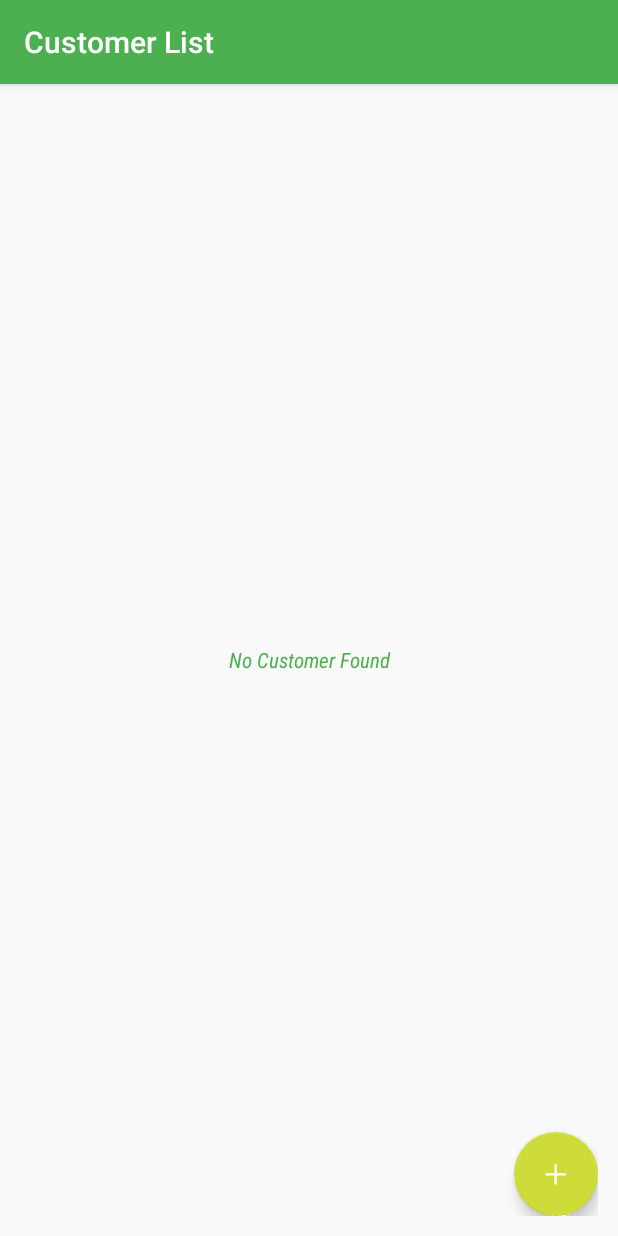
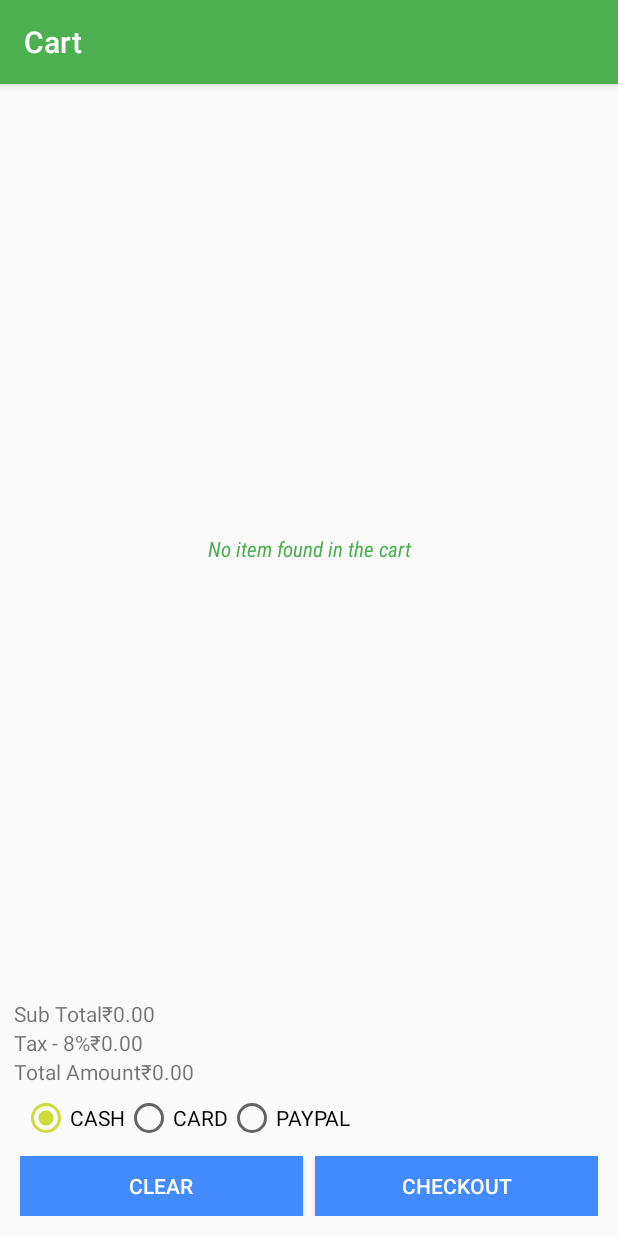
Before and after one commit to miumesh/ProtoShop-Android, an Android app: the screen it shows after launch (MainActivity), on a phone screen of 412 x 824 dp. Run offline under Robolectric (Android 15) with nearby library versions, the phone set to English and light mode, and no system bars; our stand-ins replace ButterKnife, Picasso.

Commit message:
Third Run - Done Creating Empty Cart Items

```diff
--- a/app/src/main/java/com/example/umesh/chintushop/common/MainActivity.java
+++ b/app/src/main/java/com/example/umesh/chintushop/common/MainActivity.java
@@ -12,6 +12,7 @@ import android.view.Menu;
 import android.view.MenuItem;
 
 import com.example.umesh.chintushop.R;
+import com.example.umesh.chintushop.ui.checkout.CheckoutFragment;
 import com.example.umesh.chintushop.ui.customerlist.CustomerListFragment;
 import com.example.umesh.chintushop.ui.productlist.ProductListFragment;
 
@@ -25,7 +26,8 @@ public class MainActivity extends AppCompatActivity {
         setSupportActionBar(toolbar);
 
         //openFragment(new ProductListFragment(), "Product List");
-        openFragment(new CustomerListFragment(), "Customer List");
+        //openFragment(new CustomerListFragment(), "Customer List");
+        openFragment(new CheckoutFragment(), "Cart");
 
 
     }
--- a/app/src/main/java/com/example/umesh/chintushop/ui/checkout/CheckoutFragment.java
+++ b/app/src/main/java/com/example/umesh/chintushop/ui/checkout/CheckoutFragment.java
@@ -3,18 +3,44 @@ package com.example.umesh.chintushop.ui.checkout;
 
 import android.os.Bundle;
 import android.support.v4.app.Fragment;
+import android.support.v7.widget.LinearLayoutManager;
+import android.support.v7.widget.RecyclerView;
 import android.view.LayoutInflater;
 import android.view.View;
 import android.view.ViewGroup;
+import android.widget.Button;
+import android.widget.RadioGroup;
+import android.widget.TextView;
 
 import com.example.umesh.chintushop.R;
+import com.example.umesh.chintushop.core.listeners.CartActionsListener;
+import com.example.umesh.chintushop.model.LineItem;
+
+import java.util.ArrayList;
+import java.util.List;
+
+import butterknife.Bind;
+import butterknife.ButterKnife;
 
 /**
  * A simple {@link Fragment} subclass.
  */
-public class CheckoutFragment extends Fragment {
+public class CheckoutFragment extends Fragment implements CartActionsListener {
 
     private View mRootView;
+    private CheckoutAdapter mAdapter;
+
+    @Bind(R.id.checkout_list_recyclerview) RecyclerView mRecyclerView;
+    @Bind(R.id.empty_text) TextView mEmptyTextView;
+    @Bind(R.id.text_view_sub_total) TextView mSubTotalTextView;
+    @Bind(R.id.text_view_total) TextView mTotalTextView;
+    @Bind(R.id.text_view_tax) TextView mTotalTaxRate;
+    @Bind(R.id.radio_group_payment_type) RadioGroup mRadioGroup;
+    @Bind(R.id.clear_cart_button) Button mClearButton;
+    @Bind(R.id.checkout_cart_button) Button mCheckoutButton;
+
+
+
 
 
     public CheckoutFragment() {
@@ -27,7 +53,42 @@ public class CheckoutFragment extends Fragment {
                              Bundle savedInstanceState) {
         // Inflate the layout for this fragment
         mRootView = inflater.inflate(R.layout.fragment_checkout, container, false);
+        ButterKnife.bind(this, mRootView);
+
+        //Setup Adapter
+        List<LineItem> tempItems = new ArrayList<>();
+        RecyclerView.LayoutManager layoutManager = new LinearLayoutManager(getContext());
+        mAdapter = new CheckoutAdapter(tempItems, getContext(),this);
+
+        mRecyclerView.setLayoutManager(layoutManager);
+        mRecyclerView.setAdapter(mAdapter);
+
+        if(tempItems.size() < 1){
+            showEmptyTextMessage();
+        }else {
+            hideEmptyTextMessage();
+        }
+
         return mRootView;
     }
 
+    private void hideEmptyTextMessage() {
+        mRecyclerView.setVisibility(View.VISIBLE);
+        mEmptyTextView.setVisibility(View.GONE);
+    }
+
+    private void showEmptyTextMessage() {
+        mRecyclerView.setVisibility(View.GONE);
+        mEmptyTextView.setVisibility(View.VISIBLE);
+    }
+
+    @Override
+    public void onItemDeleted(LineItem item) {
+
+    }
+
+    @Override
+    public void onItemQtyChange(LineItem item, int qty) {
+
+    }
 }
--- a/app/src/main/res/layout/fragment_checkout.xml
+++ b/app/src/main/res/layout/fragment_checkout.xml
@@ -26,7 +26,7 @@
             android:layout_width="match_parent"
             android:layout_height="match_parent"
             android:textColor="@color/primary"
-            android:text="@string/no_customer_found"
+            android:text="@string/no_item_found"
             android:padding="@dimen/margin_padding_normal"
             android:gravity="center"
             android:textStyle="italic"
--- a/app/src/main/res/values/strings.xml
+++ b/app/src/main/res/values/strings.xml
@@ -21,4 +21,5 @@
     <string name="qty">qty</string>
     <string name="delete">Delete</string>
     <string name="dialog_title">Title</string>
+    <string name="no_item_found">No item found in the cart</string>
 </resources>
```
